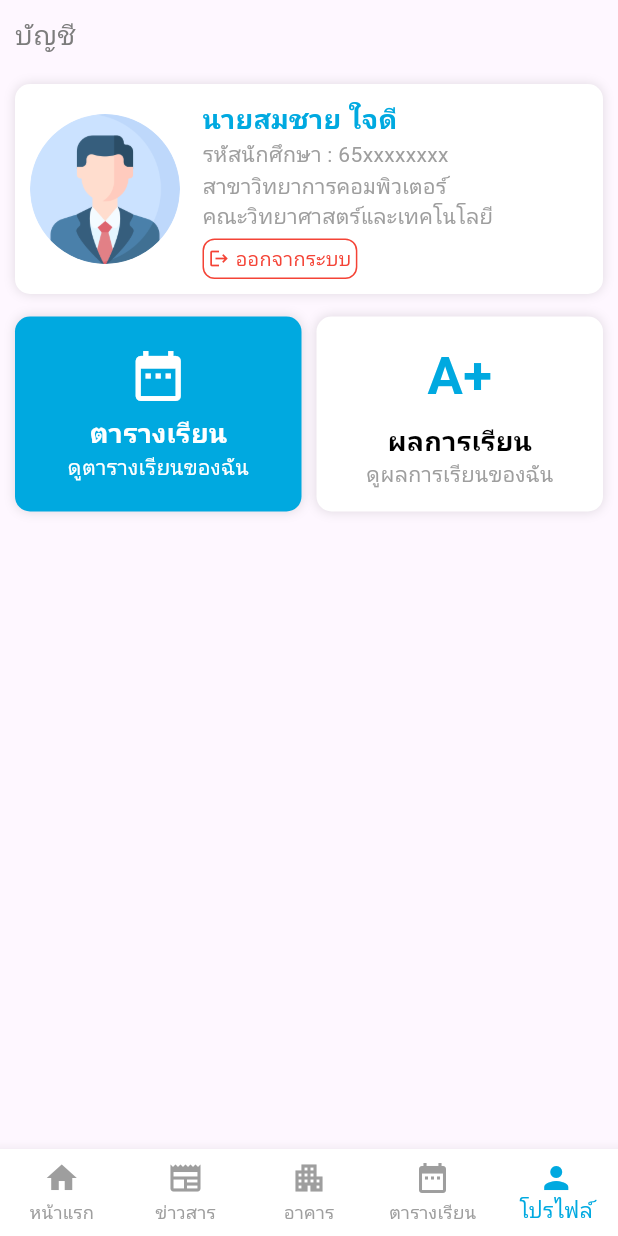
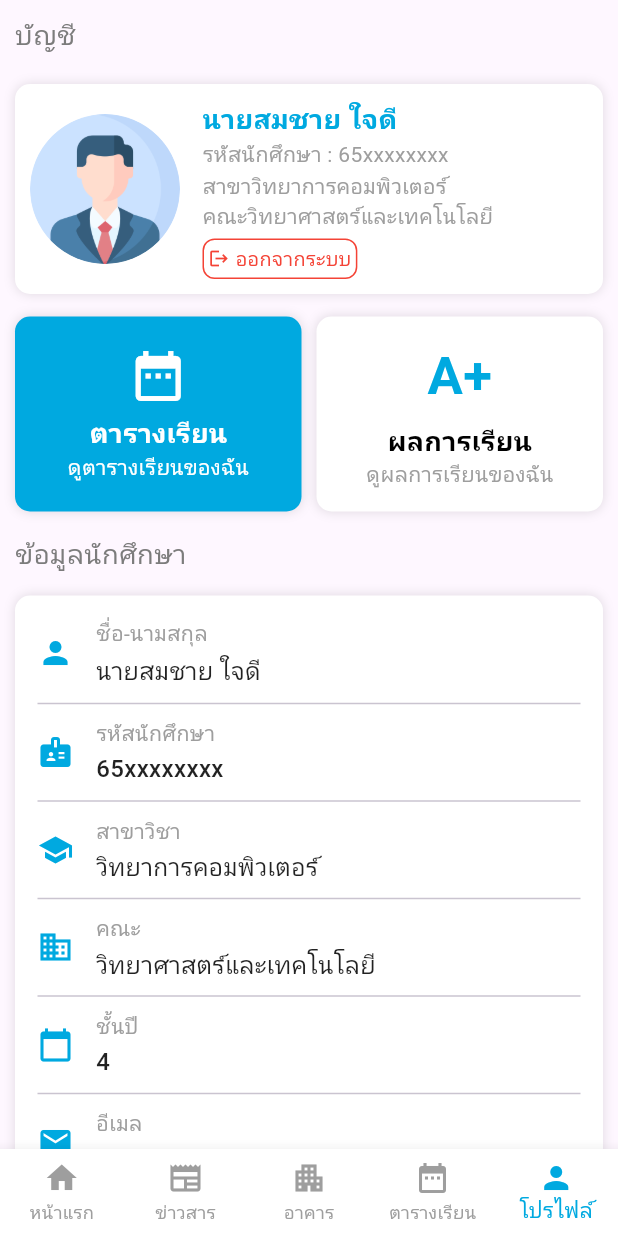
Before and after one commit to FoamNR/smartstuden, a Flutter app: the screen it shows after launch, item 5 of the bottom bar chosen, on a phone screen of 412 x 824 dp. Run offline on Flutter 3.47's test engine with Material 3 defaults, Android fonts, the phone set to English and light mode, and no system bars.

Commit message:
add deteil profile

```diff
--- a/lib/screens/profile.dart
+++ b/lib/screens/profile.dart
@@ -7,7 +7,6 @@ import 'package:smartpsru/screens/timetable.dart';
 // หน้า Profile หลัก
 class ProfilePage extends StatefulWidget {
   const ProfilePage({super.key});
-
   @override
   State<ProfilePage> createState() => _ProfilePageState();
 }
@@ -21,8 +20,8 @@ class _ProfilePageState extends State<ProfilePage> {
         backgroundColor: const Color(0XFF00A9E0),
         systemOverlayStyle: const SystemUiOverlayStyle(
           statusBarColor: Colors.transparent,
-          statusBarIconBrightness: Brightness.light, // Android → สีขาว
-          statusBarBrightness: Brightness.dark, // iOS → สีขาว
+          statusBarIconBrightness: Brightness.light,
+          statusBarBrightness: Brightness.dark,
         ),
       ),
       body: SingleChildScrollView(
@@ -37,7 +36,6 @@ class _ProfilePageState extends State<ProfilePage> {
                 style: TextStyle(fontSize: 18, color: Color(0xFF7C7C7C)),
               ),
             ),
-
             // กล่องโปรไฟล์
             Container(
               margin: const EdgeInsets.all(10),
@@ -91,15 +89,12 @@ class _ProfilePageState extends State<ProfilePage> {
                       const SizedBox(height: 5),
                       InkWell(
                         onTap: () {
-                          //print("ออกจากระบบ");
-                          // ตัวอย่างเปลี่ยนหน้าไป Login
                           Navigator.pushAndRemoveUntil(
                             context,
                             MaterialPageRoute(
                               builder: (context) => LoginPage(),
                             ),
-                            (Route<dynamic> route) =>
-                                false, // This predicate makes sure all previous routes are removed
+                            (Route<dynamic> route) => false,
                           );
                         },
                         borderRadius: BorderRadius.circular(8),
@@ -133,7 +128,6 @@ class _ProfilePageState extends State<ProfilePage> {
                 ],
               ),
             ),
-
             // กล่องเมนู 2 อัน
             Container(
               padding: const EdgeInsets.symmetric(horizontal: 5),
@@ -198,7 +192,6 @@ class _ProfilePageState extends State<ProfilePage> {
                       ),
                     ),
                   ),
-
                   // กล่องขวา - ผลการเรียน
                   Expanded(
                     child: InkWell(
@@ -263,9 +256,89 @@ class _ProfilePageState extends State<ProfilePage> {
                 ],
               ),
             ),
+            // หัวข้อข้อมูลนักศึกษา
+            Container(
+              alignment: Alignment.centerLeft,
+              margin: const EdgeInsets.all(10),
+              child: const Text(
+                'ข้อมูลนักศึกษา',
+                style: TextStyle(fontSize: 18, color: Color(0xFF7C7C7C)),
+              ),
+            ),
+            // กล่องข้อมูลนักศึกษา
+            Container(
+              margin: const EdgeInsets.symmetric(horizontal: 10, vertical: 5),
+              padding: const EdgeInsets.all(15),
+              decoration: BoxDecoration(
+                borderRadius: BorderRadius.circular(10),
+                color: Colors.white,
+                boxShadow: const [
+                  BoxShadow(
+                    color: Colors.black12,
+                    blurRadius: 6,
+                    offset: Offset(0, 0),
+                  ),
+                ],
+              ),
+              child: Column(
+                children: [
+                  _buildInfoRow(Icons.person, 'ชื่อ-นามสกุล', 'นายสมชาย ใจดี'),
+                  const Divider(height: 20),
+                  _buildInfoRow(Icons.badge, 'รหัสนักศึกษา', '65xxxxxxxx'),
+                  const Divider(height: 20),
+                  _buildInfoRow(Icons.school, 'สาขาวิชา', 'วิทยาการคอมพิวเตอร์'),
+                  const Divider(height: 20),
+                  _buildInfoRow(Icons.business, 'คณะ', 'วิทยาศาสตร์และเทคโนโลยี'),
+                  const Divider(height: 20),
+                  _buildInfoRow(Icons.calendar_today, 'ชั้นปี', '4'),
+                  const Divider(height: 20),
+                  _buildInfoRow(Icons.email, 'อีเมล', 'somchai@email.psru.ac.th'),
+                  const Divider(height: 20),
+                  _buildInfoRow(Icons.phone, 'เบอร์โทร', '098-xxx-xxxx'),
+                ],
+              ),
+            ),
+            const SizedBox(height: 20),
           ],
         ),
       ),
     );
   }
+
+  // Widget สำหรับแสดงแถวข้อมูล
+  Widget _buildInfoRow(IconData icon, String label, String value) {
+    return Row(
+      children: [
+        Icon(
+          icon,
+          color: const Color(0XFF00A9E0),
+          size: 24,
+        ),
+        const SizedBox(width: 15),
+        Expanded(
+          child: Column(
+            crossAxisAlignment: CrossAxisAlignment.start,
+            children: [
+              Text(
+                label,
+                style: const TextStyle(
+                  fontSize: 14,
+                  color: Colors.grey,
+                ),
+              ),
+              const SizedBox(height: 2),
+              Text(
+                value,
+                style: const TextStyle(
+                  fontSize: 16,
+                  fontWeight: FontWeight.w500,
+                  color: Colors.black87,
+                ),
+              ),
+            ],
+          ),
+        ),
+      ],
+    );
+  }
 }
```
